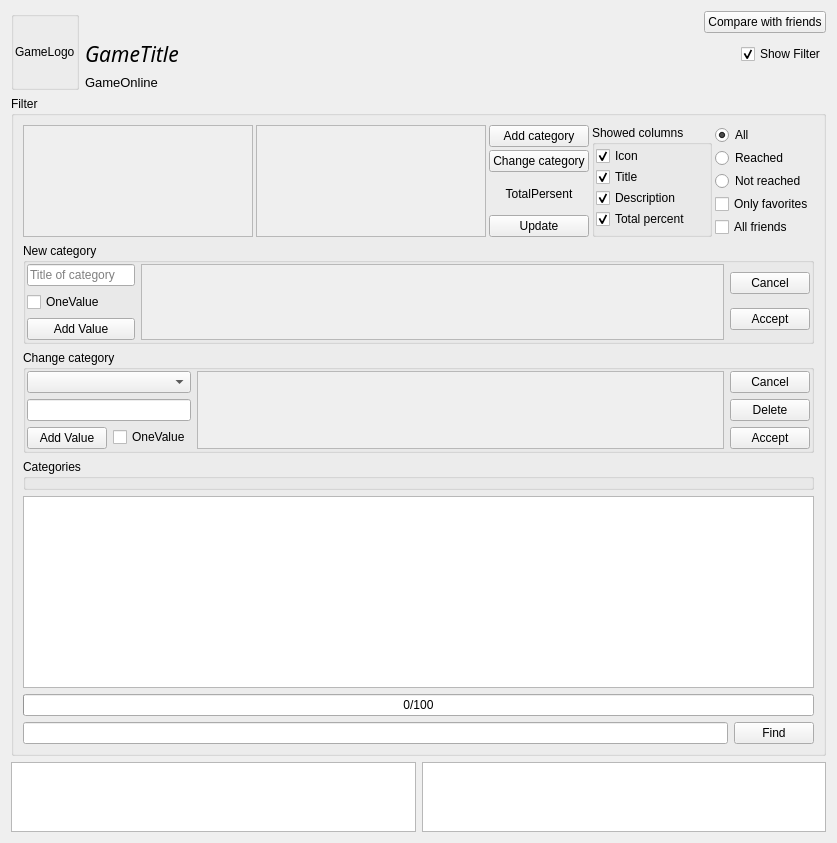
Arankir/AraSteamManager, file AraSteamManager/formachievements.ui: the form before one commit.
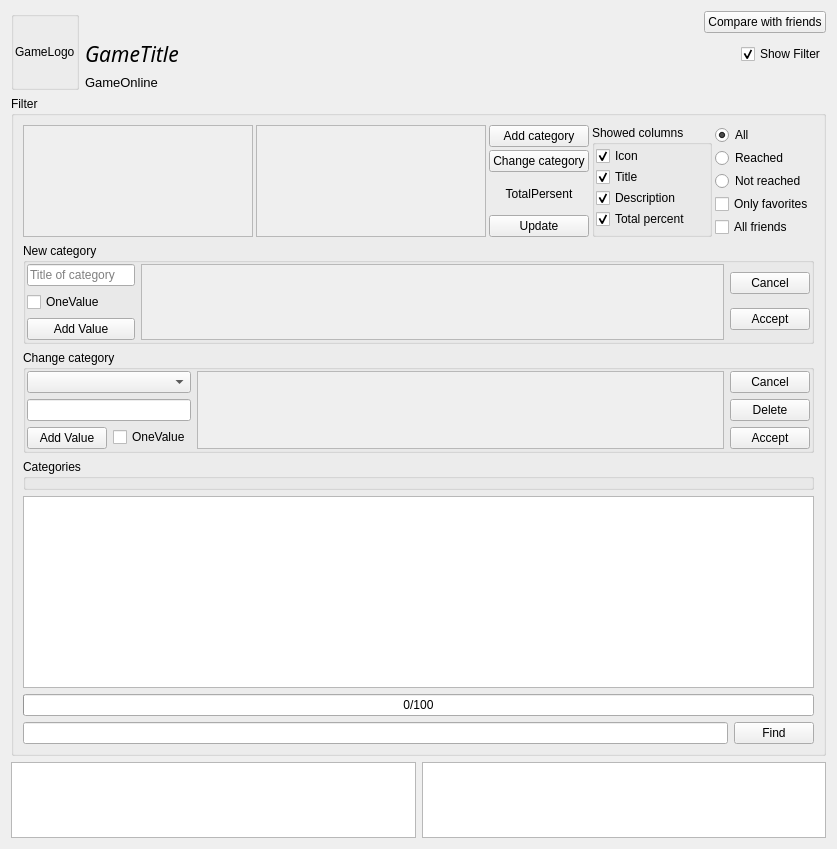
The form after the commit.

What changed in the file:
```diff
--- a/AraSteamManager/formachievements.ui
+++ b/AraSteamManager/formachievements.ui
@@ -7,7 +7,7 @@
     <x>0</x>
     <y>0</y>
     <width>837</width>
-    <height>838</height>
+    <height>849</height>
    </rect>
   </property>
   <property name="windowTitle">
```
